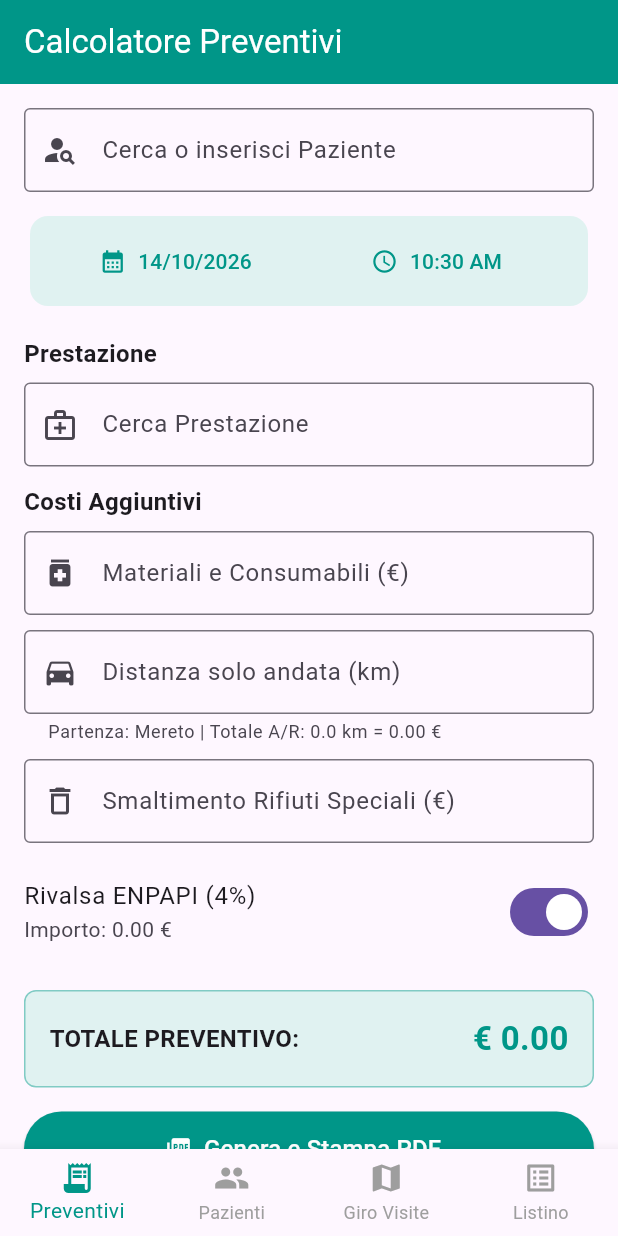
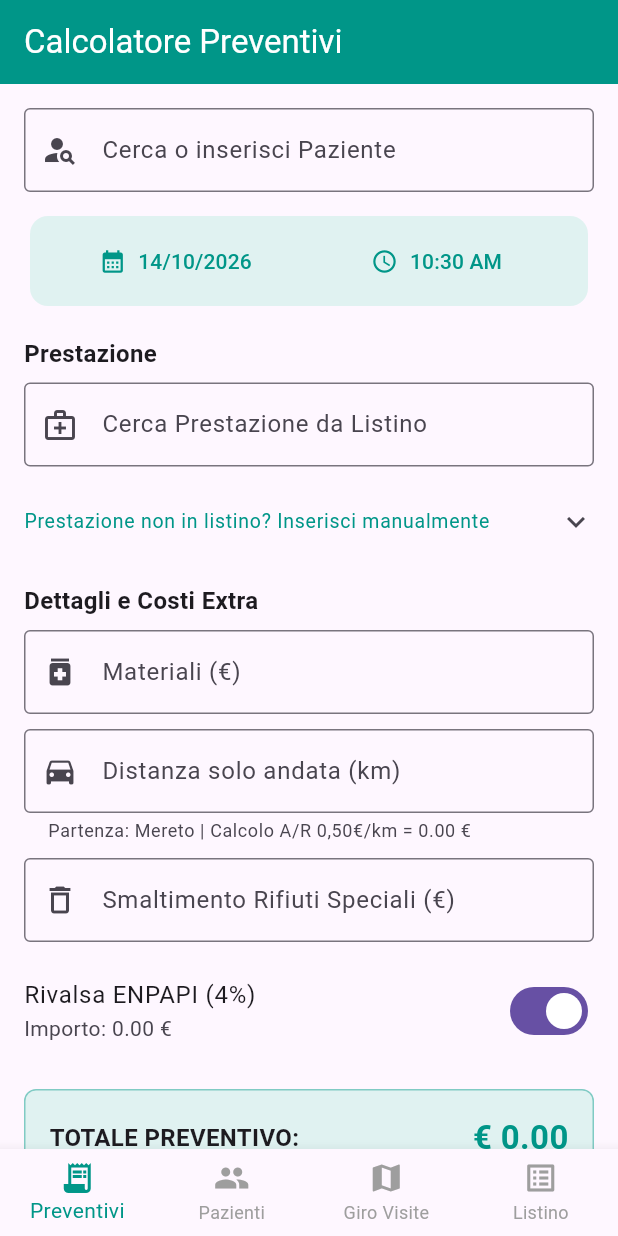
Before and after one commit to macnba24-lgtm/GeaCare-, a Flutter app: the screen it shows after launch, on a phone screen of 412 x 824 dp. Run offline on Flutter 3.47's test engine with Material 3 defaults, Android fonts, the phone set to English and light mode, and no system bars; our stand-ins replace hive, hive_flutter, pdf, printing; accounts and stored records are empty.

Commit message:
Sezione prestazione aggiunta correttamente sopra i materiali

```diff
--- a/lib/screens/preventivi_screen.dart
+++ b/lib/screens/preventivi_screen.dart
@@ -14,6 +14,8 @@ class PreventiviScreen extends StatefulWidget {
 
 class _PreventiviScreenState extends State<PreventiviScreen> {
   final TextEditingController _pazienteController = TextEditingController();
+  final TextEditingController _titoloManualController = TextEditingController();
+  final TextEditingController _prezzoManualController = TextEditingController();
 
   Paziente? _pazienteSelezionato;
   DateTime? _dataAppuntamento = DateTime.now();
@@ -54,19 +56,18 @@ class _PreventiviScreenState extends State<PreventiviScreen> {
         child: Column(
           crossAxisAlignment: CrossAxisAlignment.start,
           children: [
-            // PAZIENTE AUTOCOMPLETE
             Autocomplete<Paziente>(
-              displayStringForOption: (Paziente p) => '${p.nome} ${p.cognome}',
+              displayStringForOption: (Paziente p) => '${p.nome}${p.cognome}',
               optionsBuilder: (TextEditingValue textEditingValue) {
                 if (textEditingValue.text.isEmpty) return const Iterable<Paziente>.empty();
                 return listaPazienti.where((Paziente p) {
-                  return '${p.nome} ${p.cognome}'.toLowerCase().contains(textEditingValue.text.toLowerCase());
+                  return '${p.nome}${p.cognome}'.toLowerCase().contains(textEditingValue.text.toLowerCase());
                 });
               },
               onSelected: (Paziente p) {
                 setState(() {
                   _pazienteSelezionato = p;
-                  _pazienteController.text = '${p.nome} ${p.cognome}';
+                  _pazienteController.text = '${p.nome}${p.cognome}';
                 });
               },
               fieldViewBuilder: (context, controller, focusNode, onFieldSubmitted) {
@@ -82,8 +83,6 @@ class _PreventiviScreenState extends State<PreventiviScreen> {
               },
             ),
             const SizedBox(height: 12),
-
-            // DATA E ORA APPUNTAMENTO
             Card(
               elevation: 0,
               color: Colors.teal.shade50,
@@ -130,11 +129,8 @@ class _PreventiviScreenState extends State<PreventiviScreen> {
               ),
             ),
             const SizedBox(height: 16),
-
-            // SEZIONE PRESTAZIONE DAL LISTINO
             const Text('Prestazione', style: TextStyle(fontWeight: FontWeight.bold, fontSize: 16)),
             const SizedBox(height: 8),
-
             Autocomplete<VoceListino>(
               displayStringForOption: (VoceListino v) => '${v.titolo} (€ ${v.prezzo.toStringAsFixed(2)})',
               optionsBuilder: (TextEditingValue textEditingValue) {
@@ -145,10 +141,7 @@ class _PreventiviScreenState extends State<PreventiviScreen> {
               },
               onSelected: (VoceListino v) {
                 setState(() {
-                  _vociPreventivo.add({
-                    'titolo': v.titolo,
-                    'prezzo': v.prezzo,
-                  });
+                  _vociPreventivo.add({'titolo': v.titolo, 'prezzo': v.prezzo});
                 });
               },
               fieldViewBuilder: (context, controller, focusNode, onFieldSubmitted) {
@@ -156,16 +149,57 @@ class _PreventiviScreenState extends State<PreventiviScreen> {
                   controller: controller,
                   focusNode: focusNode,
                   decoration: const InputDecoration(
-                    labelText: 'Cerca Prestazione',
-                    hintText: 'Inizia a digitare per cercare nel listino...',
+                    labelText: 'Cerca Prestazione da Listino',
+                    hintText: 'Inizia a digitare...',
                     border: OutlineInputBorder(),
                     prefixIcon: Icon(Icons.medical_services_outlined),
                   ),
                 );
               },
             ),
+            const SizedBox(height: 8),
+            ExpansionTile(
+              title: const Text('Prestazione non in listino? Inserisci manualmente', style: TextStyle(fontSize: 13, color: Colors.teal)),
+              tilePadding: EdgeInsets.zero,
+              children: [
+                Row(
+                  children: [
+                    Expanded(
+                      flex: 2,
+                      child: TextField(
+                        controller: _titoloManualController,
+                        decoration: const InputDecoration(labelText: 'Nome Prestazione', border: OutlineInputBorder()),
+                      ),
+                    ),
+                    const SizedBox(width: 8),
+                    Expanded(
+                      flex: 1,
+                      child: TextField(
+                        controller: _prezzoManualController,
+                        keyboardType: const TextInputType.numberWithOptions(decimal: true),
+                        decoration: const InputDecoration(labelText: 'Prezzo (€)', border: OutlineInputBorder()),
+                      ),
+                    ),
+                    IconButton(
+                      icon: const Icon(Icons.add_circle, color: Colors.teal, size: 36),
+                      onPressed: () {
+                        final tit = _titoloManualController.text.trim();
+                        final prz = double.tryParse(_prezzoManualController.text) ?? 0.0;
+                        if (tit.isNotEmpty) {
+                          setState(() {
+                            _vociPreventivo.add({'titolo': tit, 'prezzo': prz});
+                            _titoloManualController.clear();
+                            _prezzoManualController.clear();
+                          });
+                        }
+                      },
+                    ),
+                  ],
+                ),
+                const SizedBox(height: 8),
+              ],
+            ),
             const SizedBox(height: 12),
-
             if (_vociPreventivo.isNotEmpty) ...[
               const Text('Prestazioni selezionate:', style: TextStyle(fontWeight: FontWeight.w600)),
               const SizedBox(height: 6),
@@ -195,34 +229,29 @@ class _PreventiviScreenState extends State<PreventiviScreen> {
               ),
               const SizedBox(height: 16),
             ],
-
-            // COSTI AGGIUNTIVI
-            const Text('Costi Aggiuntivi', style: TextStyle(fontWeight: FontWeight.bold, fontSize: 16)),
+            const Text('Dettagli e Costi Extra', style: TextStyle(fontWeight: FontWeight.bold, fontSize: 16)),
             const SizedBox(height: 8),
-
             TextField(
               keyboardType: const TextInputType.numberWithOptions(decimal: true),
               decoration: const InputDecoration(
-                labelText: 'Materiali e Consumabili (€)',
+                labelText: 'Materiali (€)',
                 border: OutlineInputBorder(),
                 prefixIcon: Icon(Icons.medication),
               ),
               onChanged: (val) => setState(() => _costoMateriali = double.tryParse(val) ?? 0.0),
             ),
             const SizedBox(height: 10),
-
             TextField(
               keyboardType: const TextInputType.numberWithOptions(decimal: true),
               decoration: InputDecoration(
                 labelText: 'Distanza solo andata (km)',
-                helperText: 'Partenza: Mereto | Totale A/R: ${_kmTotaliAR.toStringAsFixed(1)} km = ${_rimborsoKm.toStringAsFixed(2)} €',
+                helperText: 'Partenza: Mereto | Calcolo A/R 0,50€/km = ${_rimborsoKm.toStringAsFixed(2)} €',
                 border: const OutlineInputBorder(),
                 prefixIcon: const Icon(Icons.directions_car),
               ),
               onChanged: (val) => setState(() => _kmSoloAndata = double.tryParse(val) ?? 0.0),
             ),
             const SizedBox(height: 10),
-
             TextField(
               keyboardType: const TextInputType.numberWithOptions(decimal: true),
               decoration: const InputDecoration(
@@ -233,7 +262,6 @@ class _PreventiviScreenState extends State<PreventiviScreen> {
               onChanged: (val) => setState(() => _costoRifiuti = double.tryParse(val) ?? 0.0),
             ),
             const SizedBox(height: 10),
-
             SwitchListTile(
               contentPadding: EdgeInsets.zero,
               title: const Text('Rivalsa ENPAPI (4%)'),
@@ -241,7 +269,6 @@ class _PreventiviScreenState extends State<PreventiviScreen> {
               value: _applicaEnpapi,
               onChanged: (val) => setState(() => _applicaEnpapi = val),
             ),
-
             if (_bollo > 0)
               ListTile(
                 contentPadding: EdgeInsets.zero,
@@ -250,10 +277,7 @@ class _PreventiviScreenState extends State<PreventiviScreen> {
                 subtitle: const Text('Applicata automaticamente (> 77,47 €)'),
                 trailing: Text('${_bollo.toStringAsFixed(2)} €', style: const TextStyle(fontWeight: FontWeight.bold)),
               ),
-
             const SizedBox(height: 16),
-
-            // TOTALE
             Container(
               padding: const EdgeInsets.all(16),
               decoration: BoxDecoration(
@@ -270,7 +294,6 @@ class _PreventiviScreenState extends State<PreventiviScreen> {
               ),
             ),
             const SizedBox(height: 16),
-
             SizedBox(
               width: double.infinity,
               height: 50,
```
